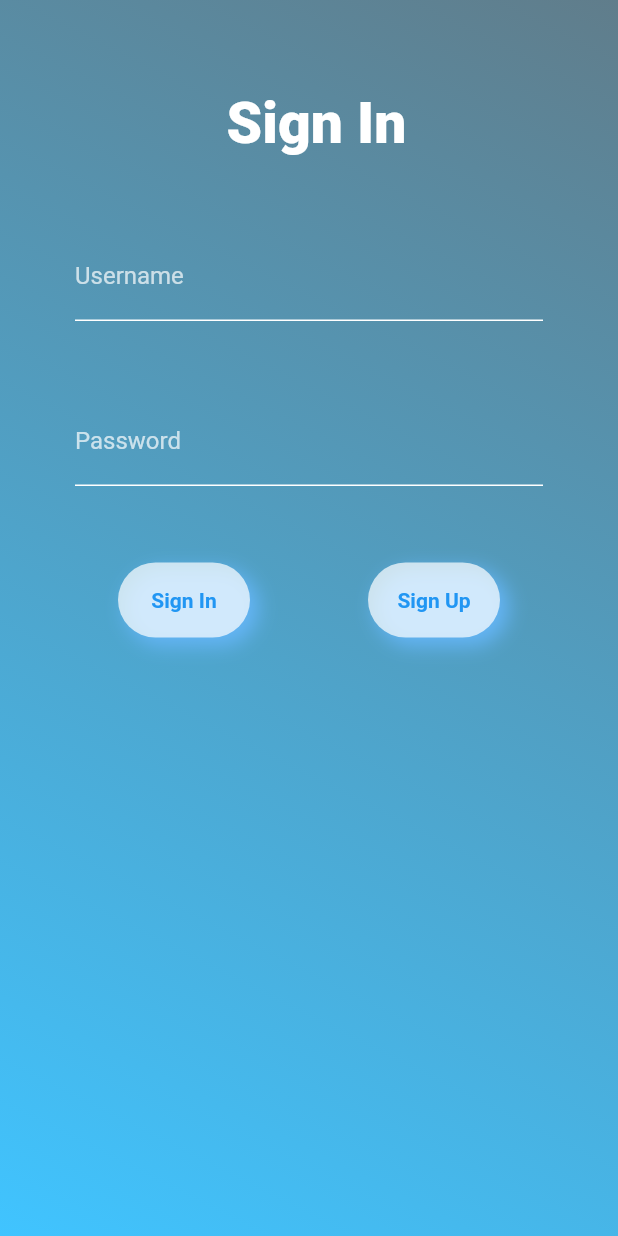
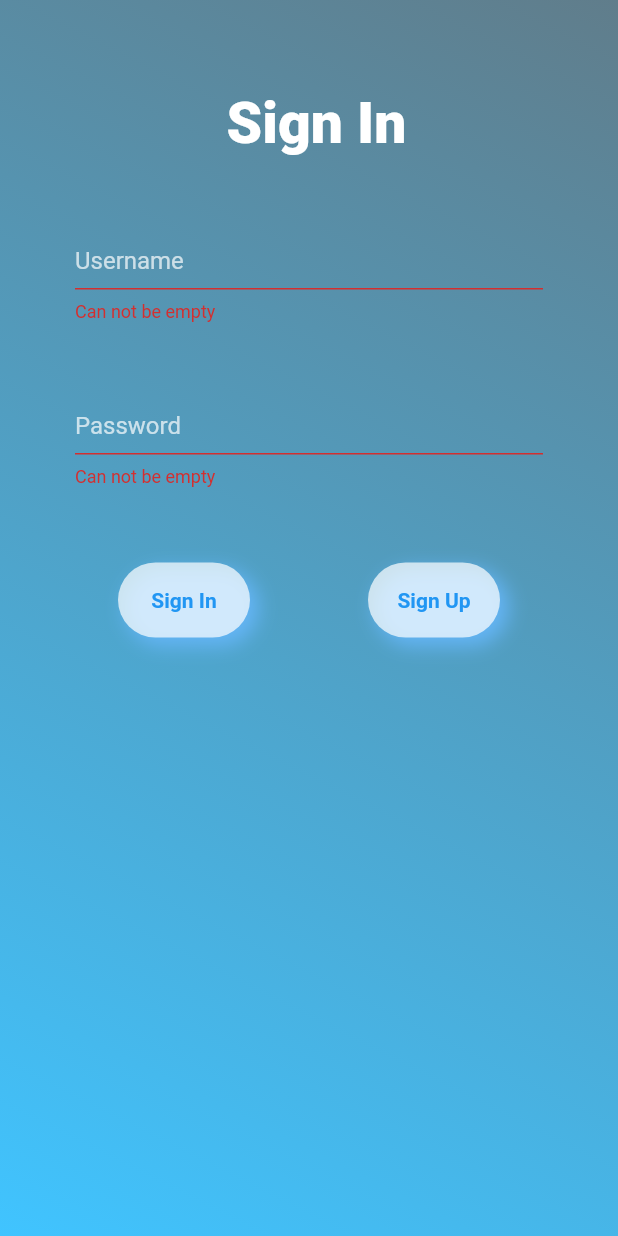
Before and after one commit to voice-help/voice-help, a Flutter app: the screen it shows after launch, after a tap on "Sign In", on a phone screen of 412 x 824 dp. Run offline on Flutter 3.47's test engine with Material 2 defaults, Android fonts, the phone set to English and light mode, and no system bars; our stand-ins replace audioplayers, dio, email_validator, shared_preferences; missing offline and left inert: record; network calls fail.

Commit message:
Add validation to login form and record name

```diff
--- /dev/null
+++ b/mobile-app/lib/component/login_form.dart
@@ -0,0 +1,77 @@
+import 'package:flutter/cupertino.dart';
+import 'package:flutter/material.dart';
+import 'package:voicehelp/component/passwordInput.dart';
+import 'package:voicehelp/component/securityButton.dart';
+import 'package:voicehelp/component/securityInput.dart';
+import 'package:voicehelp/component/securityText.dart';
+import 'package:voicehelp/screen/app_screen.dart';
+import 'package:voicehelp/screen/register.screen.dart';
+import 'package:voicehelp/validator/not_empty_validator.dart';
+import 'package:voicehelp/service/user_service.dart' as userService;
+import 'package:voicehelp/common/routes.dart' as routes;
+
+
+
+class LoginForm extends StatelessWidget {
+
+  final TextEditingController _usernameController = TextEditingController();
+  final TextEditingController _passwordController = TextEditingController();
+  final _formKey = GlobalKey<FormState>();
+
+  @override
+  Widget build(BuildContext context) {
+    return AppScreenContainer(
+      child: Form(
+        key: _formKey,
+        child: ListView(
+          children: <Widget>[
+            SecurityText('Sign In'),
+            SecurityInput(_usernameController, 'Username',
+                (value) => NotEmptyValidator.validate(value)),
+            PasswordInput(_passwordController, 'Password',
+                (value) => NotEmptyValidator.validate(value)),
+            Container(
+              padding: EdgeInsets.only(top: 50),
+              child: Row(
+                mainAxisAlignment: MainAxisAlignment.spaceEvenly,
+                children: [
+                  SecurityButton(
+                      () => onSignInButtonPressed(context), 'Sign In'),
+                  SecurityButton(
+                      () => Navigator.pushReplacement(
+                            context,
+                            MaterialPageRoute(
+                              builder: (context) => RegisterScreen(),
+                            ),
+                          ),
+                      'Sign Up'),
+                ],
+              ),
+            ),
+          ],
+        ),
+      ),
+    );
+  }
+
+  void onSignInButtonPressed(BuildContext context) async {
+    var username = _usernameController.text;
+    var password = _passwordController.text;
+
+    if(!_formKey.currentState.validate()){
+      return;
+    }
+    var loginResponse =
+    await userService.signIn(username: username, password: password);
+    if (loginResponse.successfully) {
+      Navigator.pushNamedAndRemoveUntil(context, routes.MAIN, (route) => false);
+    } else {
+      var failureSnackBar = buildSnackBar(loginResponse.failureMessage);
+      Scaffold.of(context).showSnackBar(failureSnackBar);
+    }
+  }
+
+  SnackBar buildSnackBar(String text) => SnackBar(
+    content: Text(text),
+  );
+}
--- a/mobile-app/lib/screen/login.screen.dart
+++ b/mobile-app/lib/screen/login.screen.dart
@@ -1,4 +1,5 @@
 import 'package:flutter/material.dart';
+import 'package:voicehelp/component/login_form.dart';
 import 'package:voicehelp/screen/app_screen.dart';
 import 'package:voicehelp/screen/register.screen.dart';
 import 'package:voicehelp/component/passwordInput.dart';
@@ -7,59 +8,16 @@ import 'package:voicehelp/component/securityText.dart';
 import 'package:voicehelp/component/securityInput.dart';
 import 'package:voicehelp/service/user_service.dart' as userService;
 import 'package:voicehelp/common/routes.dart' as routes;
+import 'package:voicehelp/validator/not_empty_validator.dart';
 
 class LoginScreen extends StatefulWidget {
-
-
   @override
   _LoginScreenState createState() => _LoginScreenState();
 }
 
 class _LoginScreenState extends State<LoginScreen> {
-  final TextEditingController _usernameController = TextEditingController();
-  final TextEditingController _passwordController = TextEditingController();
-
   @override
   Widget build(BuildContext context) {
-    return Scaffold(
-      body: AppScreenContainer(
-        child: ListView(
-          children: <Widget>[
-            SecurityText('Sign In'),
-            SecurityInput(_usernameController, 'Username'),
-            PasswordInput(_passwordController, 'Password'),
-            Container(
-              padding: EdgeInsets.only(top: 50),
-              child: Row(
-                mainAxisAlignment: MainAxisAlignment.spaceEvenly,
-                children: [
-                  SecurityButton(
-                      () => onSignInButtonPressed(context), 'Sign In'),
-                  SecurityButton(
-                      () => Navigator.pushReplacement(
-                            context,
-                            MaterialPageRoute(
-                              builder: (context) => RegisterScreen(),
-                            ),
-                          ),
-                      'Sign Up'),
-                ],
-              ),
-            ),
-          ],
-        ),
-      ),
-    );
-  }
-
-  void onSignInButtonPressed(BuildContext context) async {
-    var username = _usernameController.text;
-    var password = _passwordController.text;
-
-    var loginResponse =
-        await userService.signIn(username: username, password: password);
-    if (loginResponse.successfully) {
-        Navigator.pushNamedAndRemoveUntil(context, routes.MAIN, (route) => false);
-    }
+    return Scaffold(body: LoginForm());
   }
 }
--- a/mobile-app/lib/service/user_service.dart
+++ b/mobile-app/lib/service/user_service.dart
@@ -16,6 +16,9 @@ Future<Response> signIn({String username, String password}) async {
               appConfig.refreshTokenKey, tokenResponse.refreshToken),
         });
     return Response(successfully: true);
+  }
+  if(tokenResponse.connectionException){
+    return Response(successfully: false, failureMessage: 'Cannot sign in - try again later');
   }
   if (tokenResponse.status == 401) {
     return Response(
@@ -42,6 +45,9 @@ Future<bool> isSignIn() async {
     return true;
   }
   var refreshTokenResponse = await refreshAccessToken(config: appConfig, refreshToken: prefernces.get(appConfig.accessTokenKey));
+  if(refreshTokenResponse.connectionException){
+    return false;
+  }
   if (refreshTokenResponse.status == 200) {
     SharedPreferences.getInstance().then((instance) => {
           instance.setString(
--- /dev/null
+++ b/mobile-app/lib/validator/not_empty_validator.dart
@@ -0,0 +1,8 @@
+class NotEmptyValidator {
+  static String validate(String value) {
+    if (value.isEmpty) {
+      return "Can not be empty";
+    }
+    return null;
+  }
+}
--- a/mobile-app/lib/view/destination_view.dart
+++ b/mobile-app/lib/view/destination_view.dart
@@ -1,11 +1,12 @@
 import 'package:flutter/material.dart';
 import 'package:voicehelp/view/home_view.dart';
 import 'package:voicehelp/view/record_view.dart';
+import 'package:voicehelp/view/user_view.dart';
 
 final List<Destination> destinations = [
   Destination('Home', Icons.home, HomeView()),
   Destination('Record', Icons.keyboard_voice, RecordView()),
-  Destination('User', Icons.person, Text('user'))
+  Destination('User', Icons.person, UserView())
 ];
 
 class Destination {
```
Also changed, not shown: mobile-app/lib/client/jwt_client.dart (+20 -5 lines), mobile-app/lib/component/record_dialog.dart (added, +107 -0 lines), mobile-app/lib/view/record_view.dart (+2 -89 lines), mobile-app/lib/view/user_view.dart (added, +37 -0 lines).
